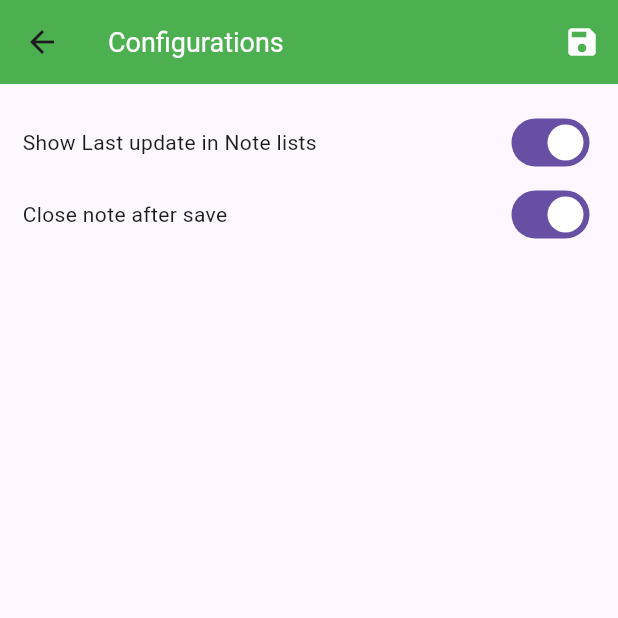
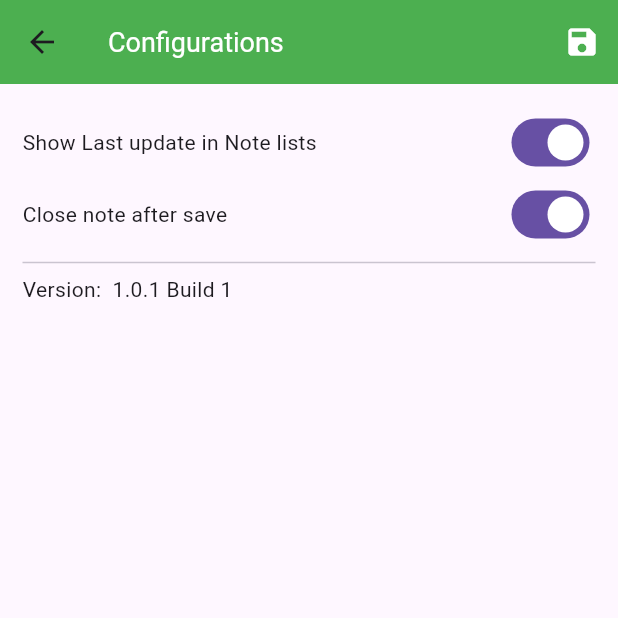
Before and after one commit to abarajasca/abc_notes, a Flutter app: the SettingsForm screen opened directly, on a phone screen of 412 x 824 dp, the top half of it. Run offline on Flutter 3.47's test engine with Material 3 defaults, Android fonts, the phone set to English and light mode, and no system bars; our stand-ins replace file_picker, permission_handler, shared_preferences, sqflite, sqflite_common_ffi; missing offline and left inert: flex_color_picker; accounts and stored records are empty; generated files the repository leaves out were written again.

Commit message:
Show version in settings

```diff
--- a/lib/forms/settings_form.dart
+++ b/lib/forms/settings_form.dart
@@ -2,8 +2,9 @@ import 'package:flutter/material.dart';
 import 'package:abc_notes/mixins/custom_forms.dart';
 import 'package:abc_notes/util/general_preferences.dart';
 import 'package:abc_notes/util/preferences.dart';
+
 import '../l10n/l10n.dart';
-
+import '../util/pubspec_reader.dart';
 
 class SettingsForm extends StatefulWidget {
   SettingsForm({Key? key}) : super(key: key);
@@ -17,6 +18,12 @@ class _SettingsFormState extends State<SettingsForm> with CustomForms {
   final _formKey = GlobalKey<FormState>();
   bool showLastUpdate = true;
   bool closeNoteAfterSave = true;
+  String versionApp = "";
+
+  void readVersion() async {
+    var pubSpec = await PubspecReader().Read();
+    versionApp = '${pubSpec.version} Build ${pubSpec.build}';
+  }
 
   @override
   Widget build(BuildContext context) {
@@ -64,6 +71,8 @@ class _SettingsFormState extends State<SettingsForm> with CustomForms {
                             }); }),
                     ],
                   ),
+                  Divider(),
+                  Text('Version: $versionApp')
             ]),
           ),
         ),
@@ -75,6 +84,7 @@ class _SettingsFormState extends State<SettingsForm> with CustomForms {
   @override
   initState() {
     super.initState();
+    readVersion();
     Preferences.readGeneralPreferences().then((generalPreferences) {
       setState(() {
         showLastUpdate = generalPreferences.showLastUpdate;
--- /dev/null
+++ b/lib/util/pubspec_reader.dart
@@ -0,0 +1,27 @@
+import 'dart:convert';
+
+import 'package:flutter/services.dart';
+
+class PubspecReader {
+
+  late String _version;
+  late String _build;
+
+  Future<PubspecReader> Read() async {
+    const splitter = LineSplitter();
+    final String source = await rootBundle.loadString("pubspec.yaml");
+    final sourceLines = splitter.convert(source);
+    sourceLines.forEach((line){
+      if (line.contains("version:")){
+        var versionData = line.split(":")[1].split('+');
+        _version =  versionData[0];
+        _build = versionData[1];
+      }
+    });
+    return this;
+  }
+
+  String get version { return _version; }
+  String get  build { return _build; }
+
+}
--- a/pubspec.yaml
+++ b/pubspec.yaml
@@ -15,7 +15,7 @@ publish_to: 'none' # Remove this line if you wish to publish to pub.dev
 # In iOS, build-name is used as CFBundleShortVersionString while build-number used as CFBundleVersion.
 # Read more about iOS versioning at
 # https://developer.apple.com/library/archive/documentation/General/Reference/InfoPlistKeyReference/Articles/CoreFoundationKeys.html
-version: 1.0.0+1
+version: 1.0.1+1
 
 environment:
   sdk: ">=2.12.0 <=3.16.0"
@@ -73,8 +73,8 @@ flutter:
   generate: true
 
   # To add assets to your application, add an assets section, like this:
-  # assets:
-  #   - images/a_dot_burr.jpeg
+  assets:
+    - pubspec.yaml
   #   - images/a_dot_ham.jpeg
 
   # An image asset can refer to one or more resolution-specific "variants", see
```
